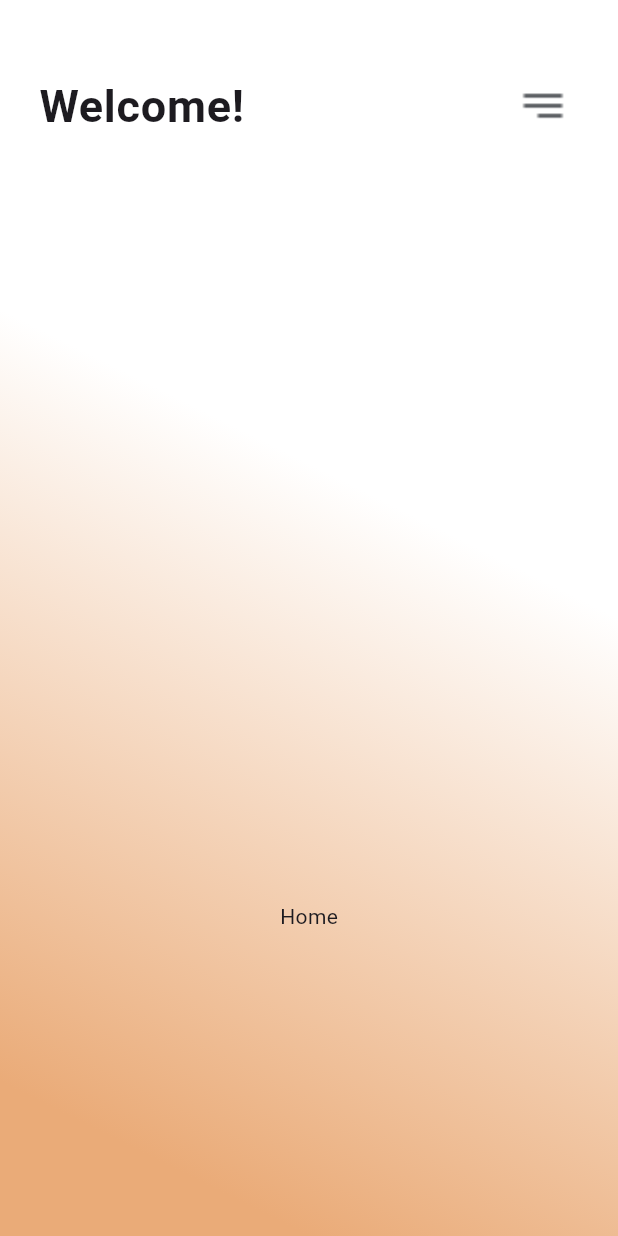
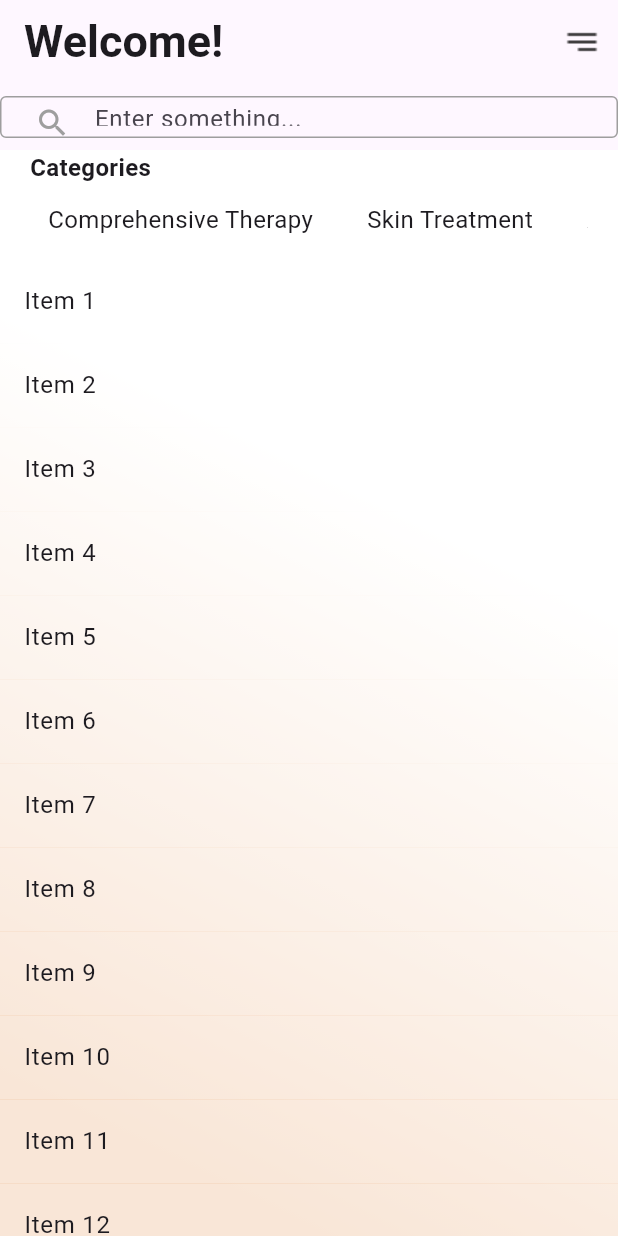
Before and after one commit to Muhammad-Monir/ForbiddenWell, a Flutter app: the BlackMambaHomePage screen opened directly, on a phone screen of 412 x 824 dp. Run offline on Flutter 3.47's test engine with Material 3 defaults, Android fonts, the phone set to English and light mode, and no system bars; our stand-ins replace cloud_firestore, country_code_picker, firebase_auth, firebase_core, freezed_annotation, google_fonts and 3 more; accounts and stored records are empty; Roboto replaces fonts that are missing (Ubuntu).

Commit message:
home page

```diff
--- /dev/null
+++ b/lib/common/widgets/category_list.dart
@@ -0,0 +1,73 @@
+import 'package:flutter/material.dart';
+import 'package:google_fonts/google_fonts.dart';
+
+class CategoryList extends StatefulWidget {
+  const CategoryList({super.key});
+
+  @override
+  State<CategoryList> createState() => _CategoryListState();
+}
+
+class _CategoryListState extends State<CategoryList> {
+  String categoryName = '';
+  List<String> categoryList = [
+    'Comprehensive Therapy',
+    'Skin Treatment',
+    'Aromatherapy',
+    'Craniofacial Therapy',
+    'Deep Tissue Massage',
+    'Hot Stone Massage',
+    'Maxillofacial Massage',
+    'Pregnancy Massage',
+    'Reflexology',
+    'Reiki',
+    'Shiatsu',
+    'Sport Massage',
+    'Swedish Massage',
+  ];
+
+  @override
+  Widget build(BuildContext context) {
+    return Column(
+      children: [
+        SizedBox(
+          height: 50,
+          child: ListView.builder(
+            scrollDirection: Axis.horizontal,
+            itemCount: categoryList.length,
+            itemBuilder: (context, index) {
+              final categoryItem = categoryList[index];
+              return InkWell(
+                onTap: () {
+                  categoryName = categoryItem;
+                  setState(() {});
+                },
+                child: Padding(
+                  padding: const EdgeInsets.only(right: 12.0),
+                  child: Container(
+                    decoration: BoxDecoration(
+                      border: Border(
+                          bottom: categoryName == categoryItem
+                              ? const BorderSide(
+                                  width: 1.0, color: Colors.black)
+                              : const BorderSide(
+                                  color: Colors.transparent, width: 0.0)),
+                    ),
+                    child: Padding(
+                      padding: const EdgeInsets.all(12.0),
+                      child: Text(
+                        categoryItem.toString(),
+                        style: GoogleFonts.ubuntu(
+                            fontSize: 16, fontWeight: FontWeight.w400),
+                      ),
+                    ),
+                  ),
+                ),
+              );
+            },
+          ),
+        ),
+      ],
+    );
+  }
+}
--- /dev/null
+++ b/lib/common/widgets/search_bar.dart
@@ -0,0 +1,47 @@
+import 'package:flutter/material.dart';
+import 'package:google_fonts/google_fonts.dart';
+
+class CustomSearchBar extends StatelessWidget {
+  const CustomSearchBar({super.key});
+
+  @override
+  Widget build(BuildContext context) {
+    return Padding(
+      padding: kMaterialListPadding,
+      child: Container(
+        margin: EdgeInsets.zero,
+        color: Colors.transparent,
+        child: Container(
+          margin: EdgeInsets.zero,
+          width: MediaQuery.of(context).size.width * .33,
+          height: 40,
+          decoration: BoxDecoration(
+            border: Border.all(color: Colors.grey),
+            color: Theme.of(context).scaffoldBackgroundColor,
+            borderRadius: BorderRadius.circular(4.0),
+          ),
+          child: Padding(
+            padding: const EdgeInsets.symmetric(vertical: 5.0, horizontal: 10),
+            child: TextFormField(
+              textAlignVertical: TextAlignVertical.center,
+              decoration: InputDecoration(
+                  contentPadding: const EdgeInsets.symmetric(vertical: 8.0),
+                  enabledBorder: const UnderlineInputBorder(
+                    borderSide: BorderSide(color: Colors.transparent),
+                  ),
+                  focusedBorder: const UnderlineInputBorder(
+                    borderSide: BorderSide(color: Colors.transparent),
+                  ),
+                  prefixIcon: const Icon(
+                    Icons.search,
+                    color: Colors.grey,
+                  ),
+                  hintText: 'Enter something...',
+                  hintStyle: GoogleFonts.ubuntu(fontSize: 16)),
+            ),
+          ),
+        ),
+      ),
+    );
+  }
+}
--- a/lib/screens/black_mamba_home_page.dart
+++ b/lib/screens/black_mamba_home_page.dart
@@ -1,3 +1,5 @@
+import 'package:black_mamba/common/widgets/category_list.dart';
+import 'package:black_mamba/common/widgets/search_bar.dart';
 import 'package:flutter/material.dart';
 import 'package:google_fonts/google_fonts.dart';
 
@@ -18,26 +20,67 @@ class BlackMambaHomePage extends StatelessWidget {
       ),
       child: Scaffold(
         backgroundColor: Colors.transparent,
-        body: ListView(
-          padding: const EdgeInsets.symmetric(horizontal: 10, vertical: 40),
-          children: [
-            ListTile(
+        body: CustomScrollView(
+          slivers: [
+            SliverAppBar(
+              automaticallyImplyLeading: false,
+              pinned: true,
               title: Text(
                 'Welcome!',
                 style: GoogleFonts.ubuntu(
+                  fontWeight: FontWeight.w700,
                   fontSize: 30,
-                  fontWeight: FontWeight.w700,
                 ),
               ),
-              trailing: Image.asset(
-                'assets/images/menu.png',
-                width: 32,
-                height: 32,
-                fit: BoxFit.cover,
+              actions: [
+                IconButton(
+                  onPressed: () {},
+                  icon: Image.asset(
+                    'assets/images/menu.png',
+                    fit: BoxFit.cover,
+                    color: Colors.black,
+                  ),
+                ),
+              ],
+            ),
+            SliverAppBar(
+              automaticallyImplyLeading: false,
+              backgroundColor: Theme.of(context).scaffoldBackgroundColor,
+              elevation: 0,
+              pinned: true,
+              bottom: const PreferredSize(
+                  preferredSize: Size.fromHeight(-12.0), child: SizedBox()),
+              flexibleSpace: const CustomSearchBar(),
+            ),
+            SliverList(
+              delegate: SliverChildListDelegate([
+                Padding(
+                  padding: const EdgeInsets.symmetric(horizontal: 20.0),
+                  child: Column(
+                    crossAxisAlignment: CrossAxisAlignment.start,
+                    children: [
+                      Text(
+                        'Categories',
+                        style: GoogleFonts.ubuntu(
+                            fontWeight: FontWeight.w700, fontSize: 16),
+                      ),
+                      const CategoryList(),
+                    ],
+                  ),
+                ),
+              ]),
+            ),
+            SliverList(
+              delegate: SliverChildBuilderDelegate(
+                (context, index) {
+                  return ListTile(
+                    title: Text('Item ${index + 1}'),
+                    tileColor: Colors.white70,
+                  );
+                },
+                childCount: 20,
               ),
             ),
-            const SizedBox(height: 500,),
-            Center(child: Text('Home'),)
           ],
         ),
       ),
```
